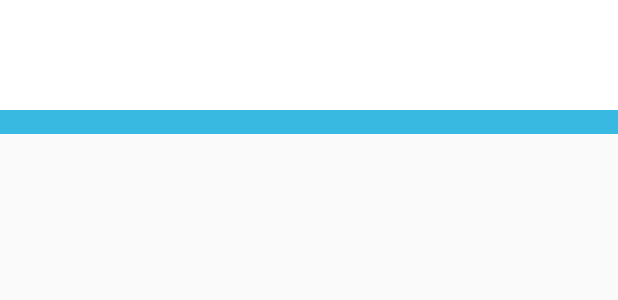
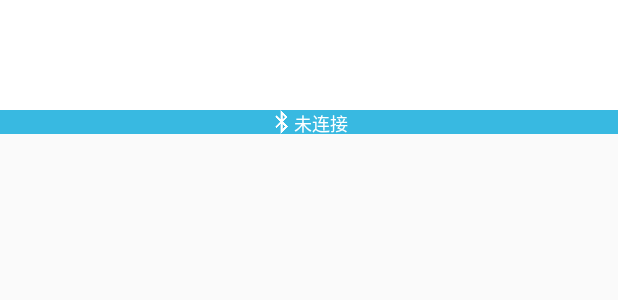
Before and after one commit to andychen83/iWellnessCN2, an Android app: the layout activity_body_fat_new.xml on its own in the app's theme, with its tools: preview values and no code run, on a phone screen of 412 x 824 dp. Shown: the part 322-622 px from the top of the screen. Run offline under Robolectric (Android 15) with nearby library versions, the phone set to English and light mode, and no system bars; network calls fail.

Commit message:
主界面修改

```diff
--- a/app/src/main/res/layout/activity_body_fat_new.xml
+++ b/app/src/main/res/layout/activity_body_fat_new.xml
@@ -30,8 +30,23 @@
         android:layout_below="@id/main_ly"
         android:layout_width="match_parent"
         android:layout_height="@dimen/activity_vertical_margin"
+        android:gravity="center_horizontal"
         android:background="@color/allbackground"
         >
+        <ImageView
+            android:id="@+id/blue_img"
+            android:background="@drawable/blue_icon"
+            android:layout_width="@dimen/activity_vertical_margin"
+            android:layout_height="@dimen/activity_vertical_margin" />
+
+        <TextView
+            android:id="@+id/bluetooth_status"
+            android:layout_toRightOf="@id/blue_img"
+            android:text="未连接"
+            android:textSize="12sp"
+            android:textColor="@color/white"
+            android:layout_width="wrap_content"
+            android:layout_height="wrap_content" />
     </RelativeLayout>
 
 
--- a/build.gradle
+++ b/build.gradle
@@ -4,7 +4,7 @@ buildscript {
         jcenter()
     }
     dependencies {
-        classpath 'com.android.tools.build:gradle:2.2.3'
+        classpath 'com.android.tools.build:gradle:2.2.2'
         //classpath 'com.github.dcendents:android-maven-gradle-plugin:1.5'
     }
 }
```
Also changed, not shown: app/src/main/res/drawable-xxhdpi/blue_icon.png (added).
